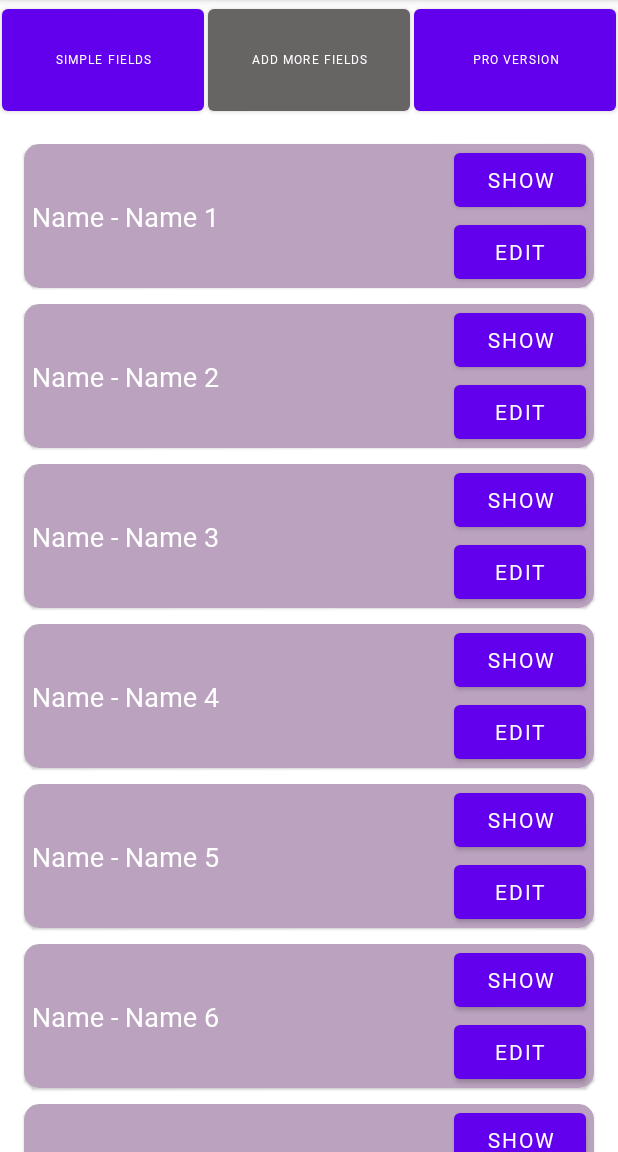
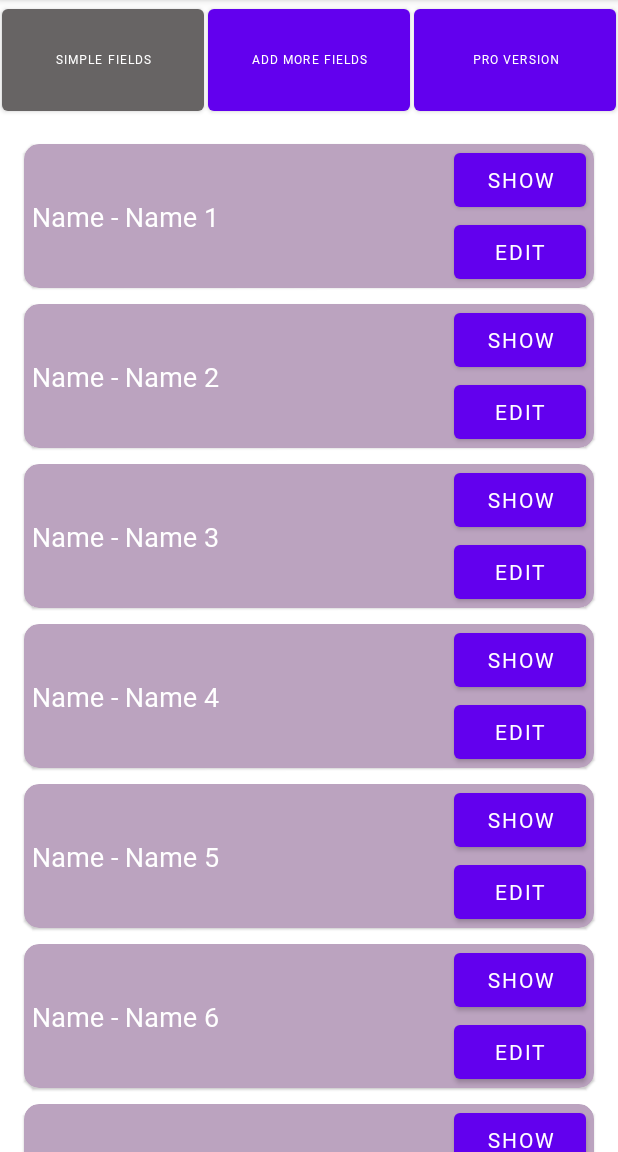
Before and after one commit to rakesharma1987/DetailsApp, an Android app: the screen it shows after launch (MainActivity), after a tap on "MORE FIELDS", on a phone screen of 412 x 824 dp, the part 84-1236 px from its top. Run offline under Robolectric (Android 15) with nearby library versions, the light colour scheme and no system bars; our stand-ins replace Room's generated code, data binding; 3 other taps on this screen came first.

Commit message:
color changed

```diff
--- a/app/src/main/java/com/example/detailsapp/MainActivity.kt
+++ b/app/src/main/java/com/example/detailsapp/MainActivity.kt
@@ -108,8 +108,8 @@ class MainActivity : AppCompatActivity(), View.OnClickListener {
             R.id.btn_more_fileds -> {
                 binding.btnSimpleFileds.text = "Simple Fields"
                 isAddSimpleFields = false
-                binding.btnMoreFileds.setBackgroundColor(getColor(R.color.btn_non_selected_color))
-                binding.btnSimpleFileds.setBackgroundColor(getColor(R.color.purple_500))
+                binding.btnMoreFileds.setBackgroundColor(getColor(R.color.purple_500))
+                binding.btnSimpleFileds.setBackgroundColor(getColor(R.color.btn_non_selected_color))
                 var fragmetnTransaction1 = fragmentManager.beginTransaction()
                 for (fragment in fragmentManager.fragments){
                     fragmetnTransaction1.remove(fragment)
```
